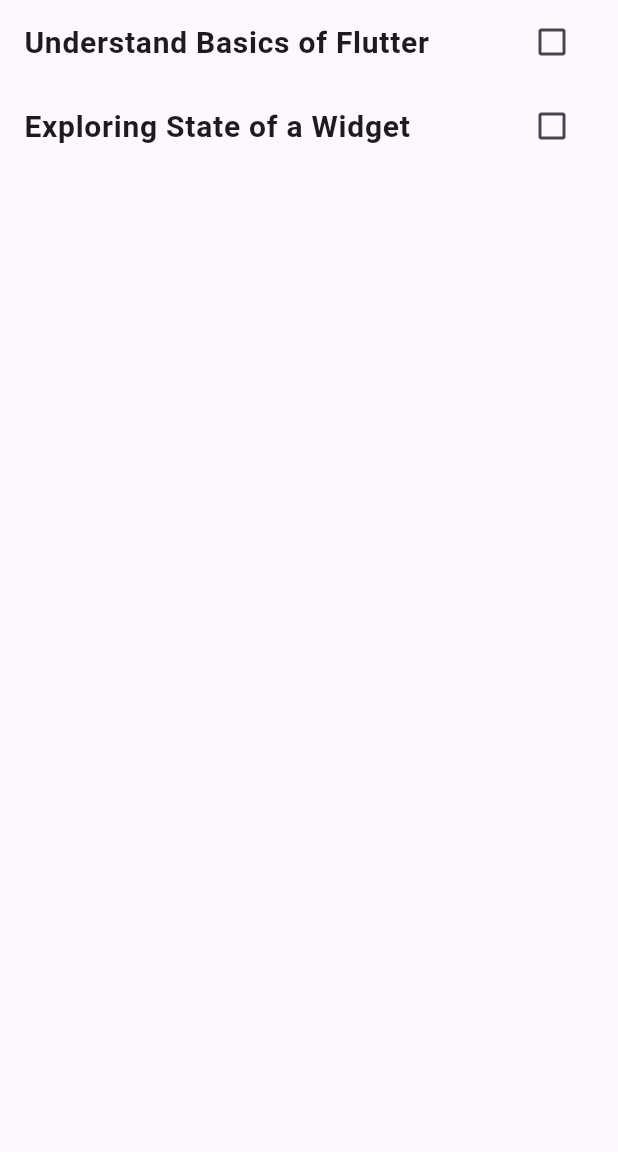
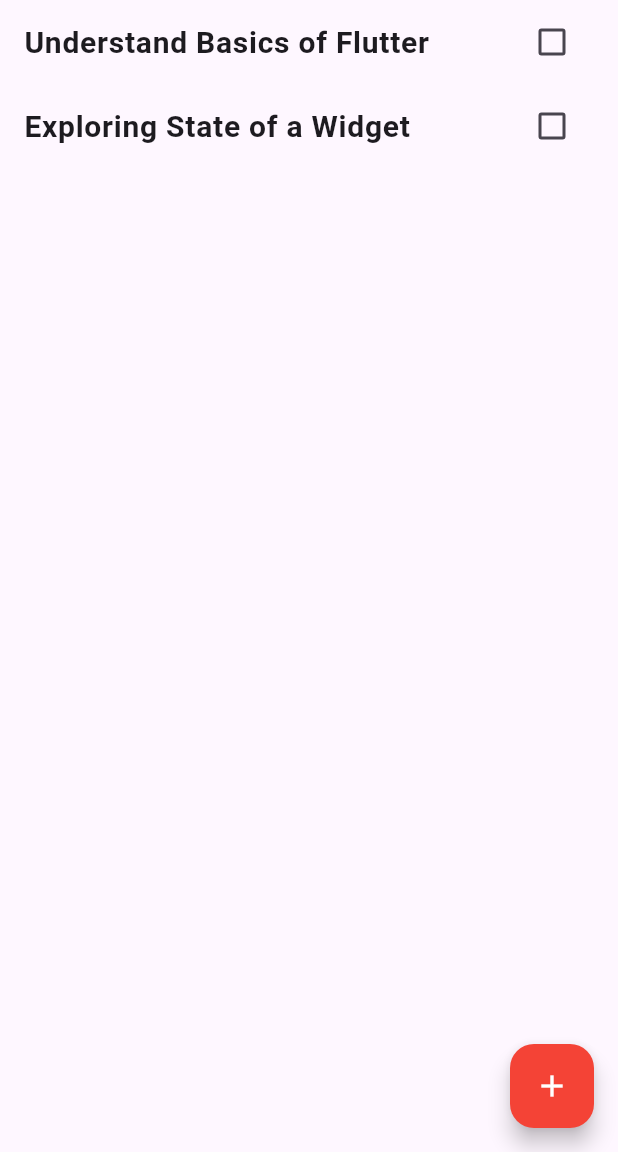
Before and after one commit to shauryainf/todo_app, a Flutter app: the screen it shows after launch, on a phone screen of 412 x 824 dp, the part 84-1236 px from its top. Run offline on Flutter 3.47's test engine with Material 3 defaults, Android fonts, the phone set to English and light mode, and no system bars; our stand-ins replace google_fonts.

Commit message:
Adding new task to List

```diff
--- /dev/null
+++ b/lib/add_task_button.dart
@@ -0,0 +1,40 @@
+import 'package:flutter/material.dart';
+import 'package:todo_app/app_logic.dart';
+
+class AddTaskButton extends StatelessWidget {
+  String inputText = "";
+
+  @override
+  Widget build(BuildContext context) {
+    return FloatingActionButton(
+      onPressed: () {
+        print("AddTaskButton Widget : ON Pressed Called");
+        showDialog(
+          context: context,
+          builder: (context) {
+            return AlertDialog(
+              title: Text('Enter text'),
+              content: TextField(
+                autofocus: true,
+                onChanged: (value) {
+                  inputText = value;
+                },
+              ),
+              actions: <Widget>[
+                TextButton(
+                  child: Text('OK'),
+                  onPressed: () {
+                    AppLogic.addNewTask(inputText);
+                    Navigator.of(context).pop();
+                  },
+                ),
+              ],
+            );
+          },
+        );
+      },
+      child: Icon(Icons.add, color: Colors.white),
+      backgroundColor: Colors.red,
+    );
+  }
+}
--- a/lib/app_logic.dart
+++ b/lib/app_logic.dart
@@ -10,30 +10,28 @@ class AppLogic {
     widgetList.add(CustomListTile(
       title: "Understand Basics of Flutter",
       isChecked: false,
-      updatePendingList: updatePendingList,
     ));
 
     widgetList.add(CustomListTile(
       title: "Exploring State of a Widget",
       isChecked: false,
-      updatePendingList: updatePendingList,
     ));
   }
 
-  static void handelListTileTap() {
+  static void addNewTask(String newTask) {
+    widgetList.add(CustomListTile(title: newTask, isChecked: false));
     updatePendingList();
   }
 }
 
 class CustomListTile extends StatefulWidget {
-  String title;
+  final String title;
   bool isChecked;
-  Function updatePendingList;
 
-  CustomListTile(
-      {required this.title,
-      this.isChecked = false,
-      required this.updatePendingList});
+  CustomListTile({
+    required this.title,
+    this.isChecked = false,
+  });
 
   @override
   State<CustomListTile> createState() => _CustomListTileState();
@@ -42,6 +40,7 @@ class CustomListTile extends StatefulWidget {
 class _CustomListTileState extends State<CustomListTile> {
   @override
   Widget build(BuildContext context) {
+    print("CustomListTile Widget : Building Widget : " + widget.title);
     return CheckboxListTile(
         title: Text(widget.title,
             style: TextStyle(
@@ -51,11 +50,13 @@ class _CustomListTileState extends State<CustomListTile> {
             )),
         value: widget.isChecked,
         onChanged: (value) {
-          print(value.toString() + " : " + widget.title);
+          print("CustomListTile Widget : ON Change Called :  " +
+              value.toString() +
+              " : " +
+              widget.title);
           setState(() {
             widget.isChecked = value!;
           });
-          // AppLogic.handelListTileTap();
         });
   }
 }
--- a/lib/main.dart
+++ b/lib/main.dart
@@ -1,5 +1,6 @@
 import 'package:flutter/material.dart';
 import 'package:google_fonts/google_fonts.dart';
+import 'package:todo_app/add_task_button.dart';
 import 'package:todo_app/app_logic.dart';
 
 // The runApp() function is a Flutter function that takes as its argument a Widget which the framework inflates and attaches to the screen's root to render it.
@@ -28,6 +29,7 @@ class BaseWidget extends StatelessWidget {
         backgroundColor: Colors.red,
         foregroundColor: Colors.white,
       ),
+      floatingActionButton: AddTaskButton(),
       body: PendingList(),
     );
   }
```
